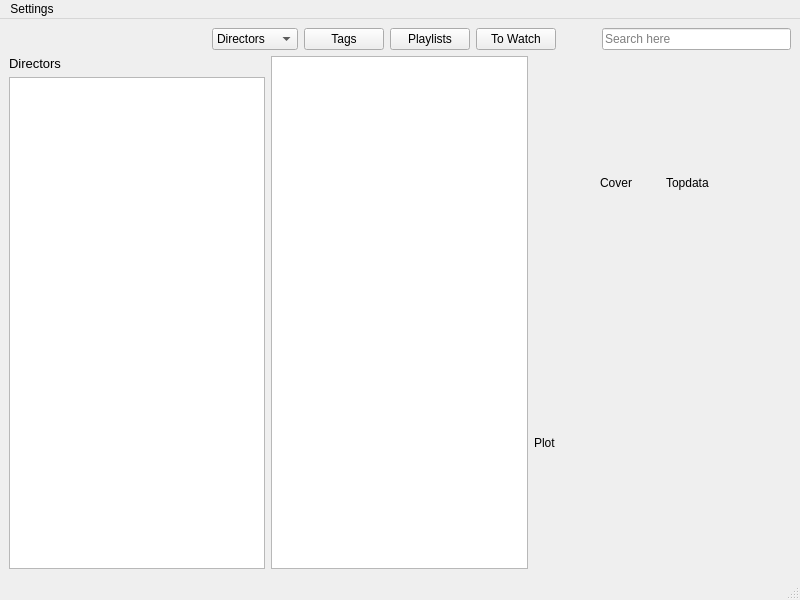
This is src/MainWindow.ui in ochurlaud/macaw-movies as Qt 5 draws it before an edit. The edited form follows.
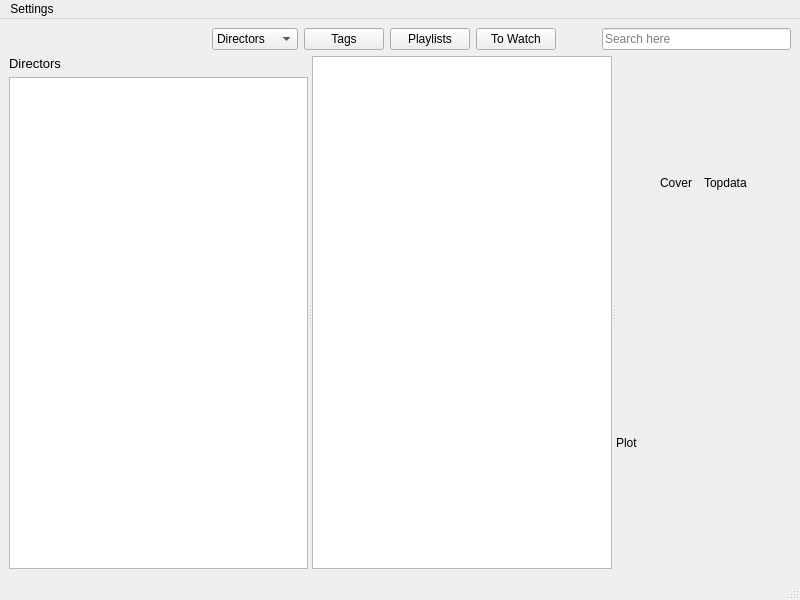
This is the edited form. Icons and pictures are not drawn.

Commit message: Each pannel is now resizable

Diff of the .ui file:
```diff
--- a/src/MainWindow.ui
+++ b/src/MainWindow.ui
@@ -14,9 +14,7 @@
    <string>MainWindow</string>
   </property>
   <widget class="QWidget" name="globalWidget">
-   <layout class="QGridLayout" name="gridLayout_2">
-    <item row="0" column="2">
-     <layout class="QVBoxLayout" name="globalLayout">
+   <layout class="QVBoxLayout" name="verticalLayout_2">
       <item>
        <layout class="QHBoxLayout" name="topLayout">
         <item>
@@ -139,12 +137,12 @@
        </layout>
       </item>
       <item>
-       <layout class="QHBoxLayout" name="pannelsLayout">
-        <property name="sizeConstraint">
-         <enum>QLayout::SetNoConstraint</enum>
-        </property>
-        <item>
-         <layout class="QVBoxLayout" name="verticalLayout_2">
+     <widget class="QSplitter" name="splitter">
+      <property name="orientation">
+       <enum>Qt::Horizontal</enum>
+      </property>
+      <widget class="QWidget" name="">
+       <layout class="QVBoxLayout" name="verticalLayout">
           <item>
            <widget class="QLabel" name="leftPannelLabel">
             <property name="font">
@@ -160,7 +158,7 @@
           <item>
            <widget class="QListWidget" name="leftPannel">
             <property name="sizePolicy">
-             <sizepolicy hsizetype="Fixed" vsizetype="Expanding">
+           <sizepolicy hsizetype="Preferred" vsizetype="Expanding">
               <horstretch>0</horstretch>
               <verstretch>0</verstretch>
              </sizepolicy>
@@ -186,8 +184,7 @@
            </widget>
           </item>
          </layout>
-        </item>
-        <item>
+      </widget>
          <widget class="QTableWidget" name="mainPannel">
           <property name="sizePolicy">
            <sizepolicy hsizetype="Preferred" vsizetype="Preferred">
@@ -238,8 +235,7 @@
            <bool>false</bool>
           </attribute>
          </widget>
-        </item>
-        <item>
+      <widget class="QWidget" name="">
          <layout class="QGridLayout" name="metadataPannel">
           <property name="sizeConstraint">
            <enum>QLayout::SetDefaultConstraint</enum>
@@ -249,6 +245,9 @@
             <property name="text">
              <string>Topdata</string>
             </property>
+          <property name="wordWrap">
+           <bool>true</bool>
+          </property>
            </widget>
           </item>
           <item row="2" column="0" colspan="4">
@@ -281,10 +280,8 @@
            </widget>
           </item>
          </layout>
-        </item>
-       </layout>
-      </item>
-     </layout>
+      </widget>
+     </widget>
     </item>
    </layout>
   </widget>
```
Lines whose indentation alone changed are shown as unchanged. The commit also changes 1 other file.
